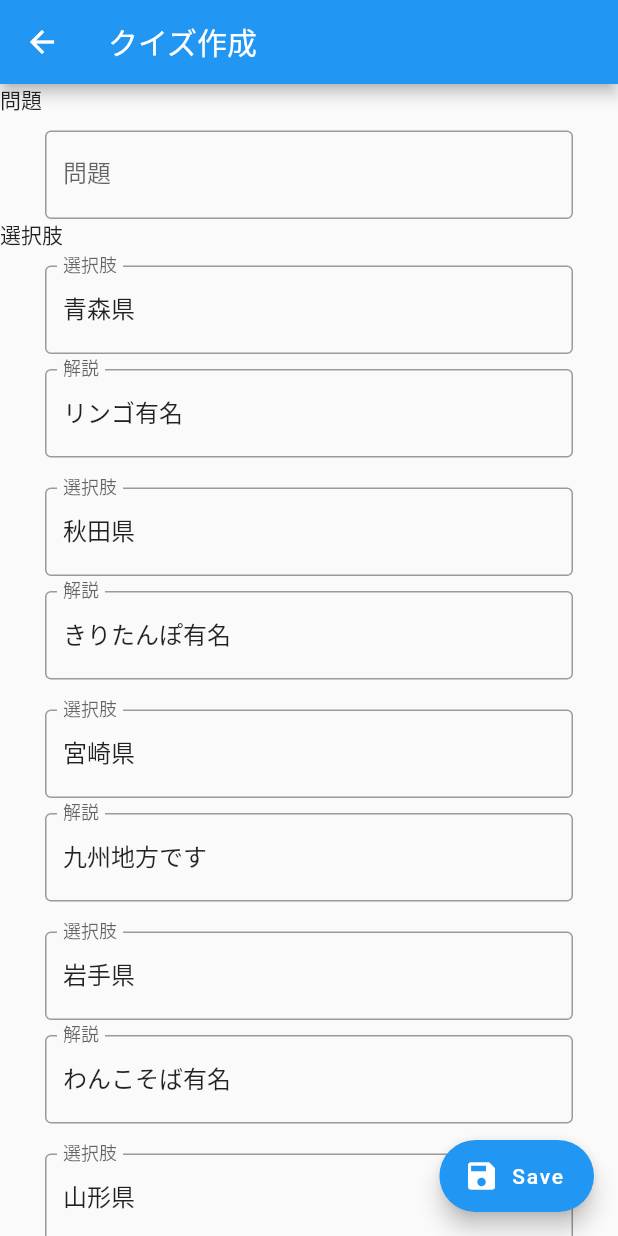
After one commit to jugjug7531/babanuki_suddendeath, a Flutter app: the screen it shows after launch, after a tap on "Edit", on a phone screen of 412 x 824 dp. The commit adds this screen. Run offline on Flutter 3.47's test engine with Material 2 defaults, Android fonts, the phone set to English and light mode, and no system bars; our stand-ins replace audioplayers, flip_card.

Commit message:
【暫定】クイズ作成ページを追加

```diff
--- a/lib/main.dart
+++ b/lib/main.dart
@@ -2,6 +2,7 @@ import 'package:flutter/material.dart';
 
 import 'quiz/quiz_1.dart';
 import 'quiz/quiz_2.dart';
+import 'quiz_edit.dart';
 
 
 void main() {
@@ -28,6 +29,7 @@ class MyApp extends StatelessWidget {
         '/': (context) => MyHomePage(title : title),
         Quiz1.path: (context) => Quiz1(),
         Quiz2.path: (context) => Quiz2(),
+        QuizEdit.path: (context) => QuizEdit(),
       },
     );
   }
@@ -52,7 +54,7 @@ class _MyHomePageState extends State<MyHomePage> {
         questionName,
         style: const TextStyle(
           fontFamily: 'Kosugi',
-          fontSize: 40,
+          fontSize: 30,
         ),
       ),
       onPressed: (){
@@ -75,7 +77,7 @@ class _MyHomePageState extends State<MyHomePage> {
             const Text(
               "問題選択",
               style: TextStyle(
-                fontSize: 50,
+                fontSize: 40,
               ),
             ),
             /* 問題ページ一覧 */
@@ -84,6 +86,14 @@ class _MyHomePageState extends State<MyHomePage> {
           ]
         ),
       ),
+      // クイズ編集ページ移動ボタン
+      floatingActionButton: FloatingActionButton.extended(
+        label: const Text('Edit'),
+        icon: const Icon(Icons.edit),
+        onPressed: (){
+          Navigator.pushNamed(context, QuizEdit.path);
+        },
+      ),
     );
   }
 }
--- /dev/null
+++ b/lib/quiz_edit.dart
@@ -0,0 +1,146 @@
+//import 'dart:html';
+
+import 'package:flutter/material.dart';
+
+/// クイズ作成ページ
+///
+/// クイズの追加・削除・保存・ロードなど
+
+class QuizEdit extends StatefulWidget {
+  const QuizEdit({Key? key}) : super(key: key);
+
+  final String title = 'クイズ作成';
+  static const String path = '/edit/';
+
+  @override
+  State<QuizEdit> createState() => _QuizEditState();
+}
+
+class _QuizEditState extends State<QuizEdit> {
+
+  /// 選択肢
+  List<Map<String, String>> questions = [
+    {
+      "choice": "青森県",
+      "explanation" : "リンゴ有名",
+      "answer": "true"
+    },
+    {
+      "choice": "秋田県",
+      "explanation" : "きりたんぽ有名",
+      "answer": "true"
+    },
+    {
+      "choice": "宮崎県",
+      "explanation" : "九州地方です",
+      "answer": "false"
+    },
+    {
+      "choice": "岩手県",
+      "explanation" : "わんこそば有名",
+      "answer": "true"
+    },
+    {
+      "choice": "山形県",
+      "explanation" : "果物有名",
+      "answer": "true"
+    },
+    {
+      "choice": "福島県",
+      "explanation" : "喜多方ラーメン有名",
+      "answer": "true"
+    }
+  ];
+  /// 問題番号
+  int questionNumber = 0;
+
+  /// 問題入力欄Widget
+  Widget questionTextField(int questionNum){
+    return Container(
+      margin: const EdgeInsets.only(top: 10, left: 30, right: 30),
+      child: TextField(
+        controller: TextEditingController(text: questions[questionNum]['question']),
+        decoration: const InputDecoration(
+          border: OutlineInputBorder(),
+          labelText: '問題',
+        ),
+        onChanged: (String value){
+          print("問題 : ${value}");
+          questions[questionNum]['question'] = value;
+        },
+      )
+    );
+  }
+
+  /// 選択肢入力欄Widget
+  Widget choiceTextField(int questionNum, int choiceNum){
+    return Container(
+      margin: const EdgeInsets.only(top: 10, left: 30, right: 30),
+      child: TextField(
+        controller: TextEditingController(text: questions[choiceNum]['choice']),
+        decoration: const InputDecoration(
+          border: OutlineInputBorder(),
+          labelText: '選択肢',
+        ),
+        onChanged: (String value){
+          print("選択肢${choiceNum} : ${value}");
+          questions[choiceNum]['choice'] = value;
+        },
+      )
+    );
+  }
+
+  ///解説入力欄Widget
+  Widget explainTextField(int questionNum, int choiceNum){
+    return Container(
+      margin: const EdgeInsets.only(top: 10, left: 30, right: 30, bottom: 10),
+      child: TextField(
+        controller: TextEditingController(text: questions[choiceNum]['explanation']),
+        decoration: const InputDecoration(
+          border: OutlineInputBorder(),
+          labelText: '解説',
+        ),
+        onChanged: (String value){
+          print("解説${choiceNum} : ${value}");
+          questions[choiceNum]['explanation'] = value;
+        },
+      )
+    );
+  }
+
+  @override
+  Widget build(BuildContext context) {
+    return Scaffold(
+      appBar: AppBar(
+        title: Text(widget.title),
+      ),
+      body:ListView (
+        children: <Widget>[
+          const Text("問題"),
+          questionTextField(questionNumber),
+          const Text("選択肢"),
+          choiceTextField(questionNumber, 0),
+          explainTextField(questionNumber, 0),
+          choiceTextField(questionNumber, 1),
+          explainTextField(questionNumber, 1),
+          choiceTextField(questionNumber, 2),
+          explainTextField(questionNumber, 2),
+          choiceTextField(questionNumber, 3),
+          explainTextField(questionNumber, 3),
+          choiceTextField(questionNumber, 4),
+          explainTextField(questionNumber, 4),
+          choiceTextField(questionNumber, 5),
+          explainTextField(questionNumber, 5),
+        ],
+      ),
+      // クイズ保存ボタン
+      floatingActionButton: FloatingActionButton.extended(
+        label: const Text('Save'),
+        icon: const Icon(Icons.save),
+        onPressed: (){
+          print("保存する処理を実装する");
+        },
+      )
+    );
+  }
+}
```
